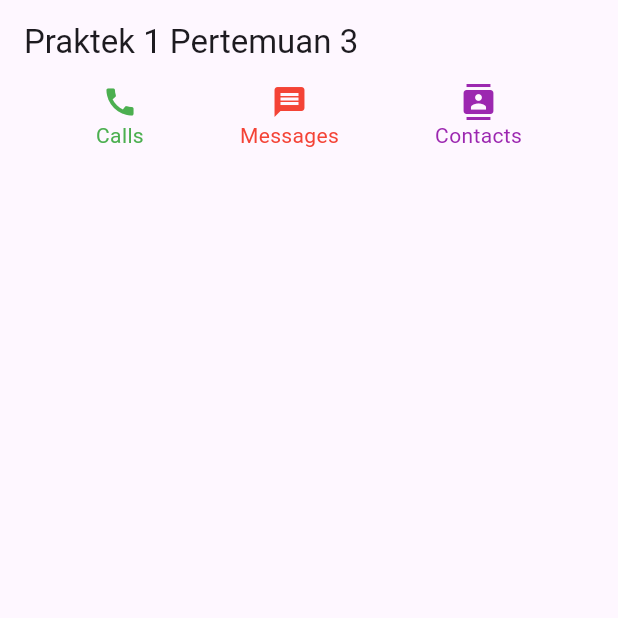
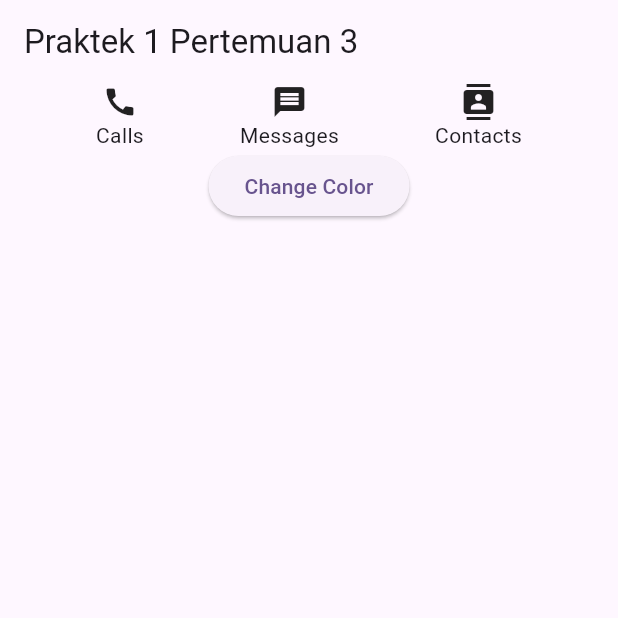
Before and after one commit to ammarpvl29/Week3_Mobile_App, a Flutter app: the screen it shows after launch, on a phone screen of 412 x 824 dp, the top half of it. Run offline on Flutter 3.47's test engine with Material 3 defaults, Android fonts, the phone set to English and light mode, and no system bars; missing offline and left inert: colorlizer.

Commit message:
Update the files according to the week 4 Mobile App project

```diff
--- a/lib/LatihanSatu.dart
+++ b/lib/LatihanSatu.dart
@@ -1,38 +1,58 @@
 import 'package:flutter/material.dart';
 import 'icon_menu.dart';
+import 'package:colorlizer/colorlizer.dart';
 
-class LatihanSatu extends StatelessWidget {
+class LatihanSatu extends StatefulWidget {
+  @override
+  State<LatihanSatu> createState() => _LatihanSatuState();
+}
+
+class _LatihanSatuState extends State<LatihanSatu> {
+  ColorLizer colorlizer = ColorLizer();
+  Color? gantiWarna;
+
   @override
   Widget build(BuildContext context) {
     return Scaffold(
       appBar: AppBar(
         title: Text('Praktek 1 Pertemuan 3'),
       ),
-      body: Container(
+      body: Column(
+        children: [
+          Container(
             child: Row(
               mainAxisAlignment: MainAxisAlignment.spaceEvenly,
               children: [
                 IconMenu(
                   gambarIcon: Icons.call,
                   teksLabel: 'Calls',
-              warnaIcon: Colors.green,
-              warnaTeks: Colors.green,
+                  warnaIcon: gantiWarna,
+                  warnaTeks: gantiWarna,
                 ),
                 IconMenu(
                   gambarIcon: Icons.message,
                   teksLabel: 'Messages',
-              warnaIcon: Colors.red,
-              warnaTeks: Colors.red,
+                  warnaIcon: gantiWarna,
+                  warnaTeks: gantiWarna,
                 ),
                 IconMenu(
                   gambarIcon: Icons.contacts,
                   teksLabel: 'Contacts',
-              warnaIcon: Colors.purple,
-              warnaTeks: Colors.purple,
+                  warnaIcon: gantiWarna,
+                  warnaTeks: gantiWarna,
                 ),
               ],
             ),
           ),
+          ElevatedButton(
+            onPressed: () {
+              gantiWarna = colorlizer.getRandomColors();
+              setState(() {});
+            },
+            child: Text('Change Color'),
+          ),
+        ],
+      ),
     );
   }
 }
```
Also changed, not shown: pubspec.yaml (+4 -67 lines), pubspec.lock. Lines whose indentation alone changed are shown as unchanged.
